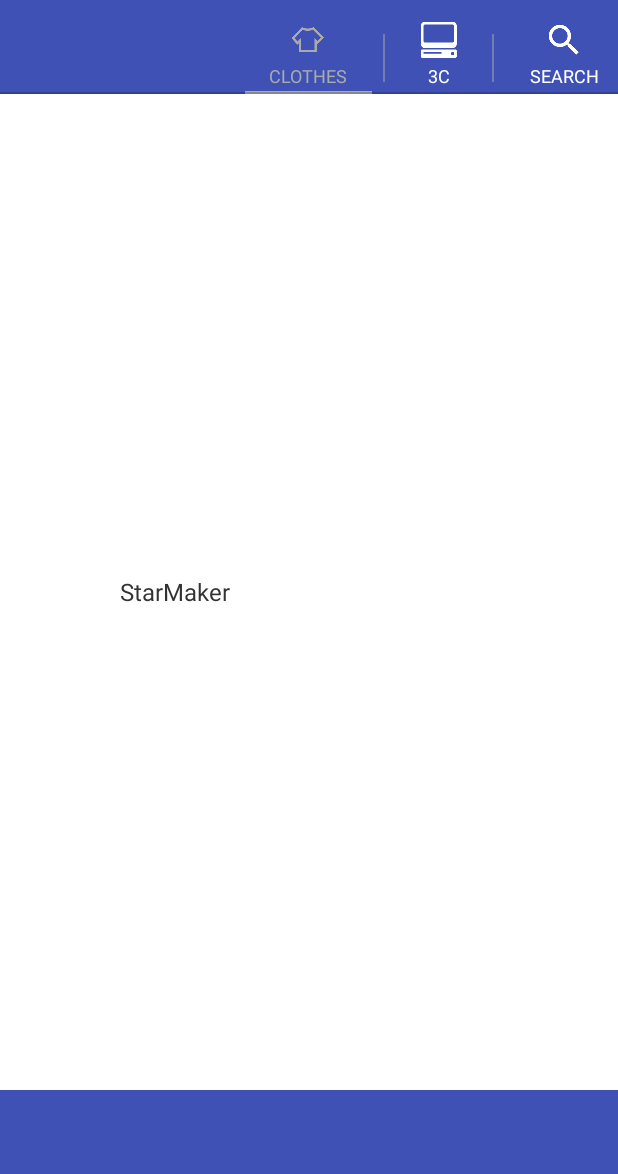
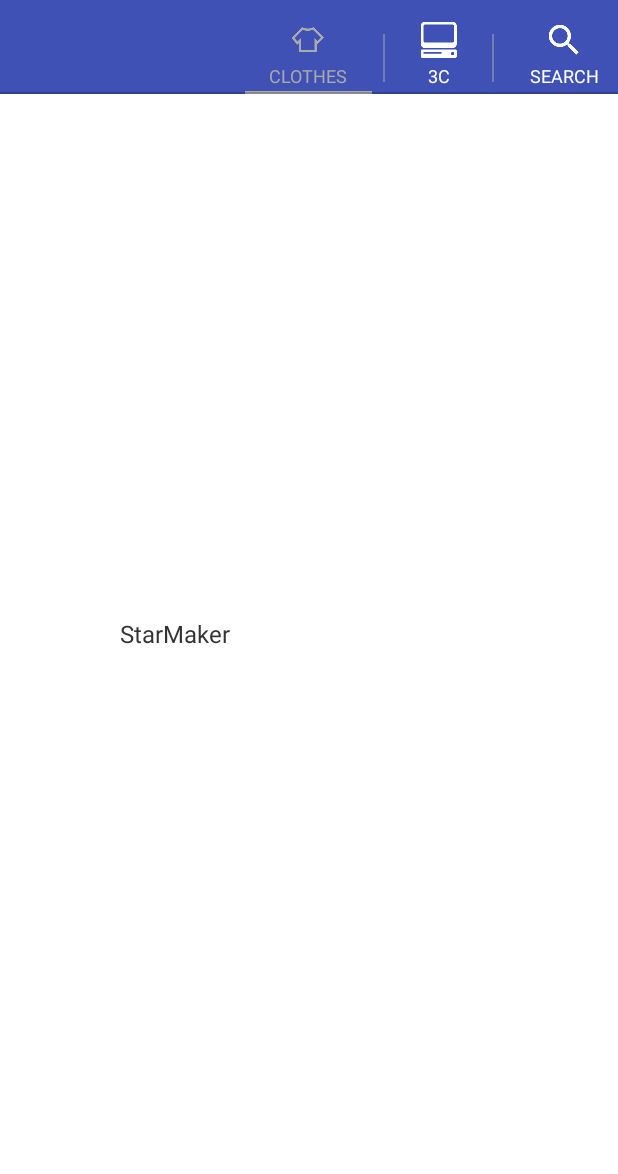
Before and after one commit to ExchangeWorld/ExchangeWorld-android, an Android app: the screen it shows after launch (MainActivity), on a phone screen of 412 x 824 dp, the part 62-1236 px from its top. Run offline under Robolectric (Android 15) with nearby library versions, the phone set to English and light mode, and no system bars; libraries missing offline, so code that uses them is left out: android.support.v8, com.facebook.drawee; plain views replace SimpleDraweeView; pictures from the network do not load; 6 statements that could not run were skipped.

Commit message:
remove bottom demo_bar from fragment_demo.xml`

```diff
--- a/ExchangeWorld/demo/src/main/res/layout/fragment_demo.xml
+++ b/ExchangeWorld/demo/src/main/res/layout/fragment_demo.xml
@@ -4,20 +4,10 @@
     android:layout_width="match_parent"
     android:layout_height="match_parent">
 
-    <android.support.v7.widget.Toolbar
-        android:id="@+id/demo_toolbar"
-        android:layout_width="match_parent"
-        android:layout_height="?actionBarSize"
-        android:layout_alignParentBottom="true"
-        android:background="?colorPrimary"
-        app:popupTheme="@style/ThemeOverlay.AppCompat.Light"
-        app:theme="@style/ThemeOverlay.AppCompat.Dark.ActionBar"/>
-
     <FrameLayout
         android:id="@+id/wrap_fl"
         android:layout_width="match_parent"
-        android:layout_height="match_parent"
-        android:layout_above="@id/demo_toolbar">
+        android:layout_height="match_parent">
 
         <android.support.v4.view.ViewPager
             android:id="@+id/viewpager"
```
